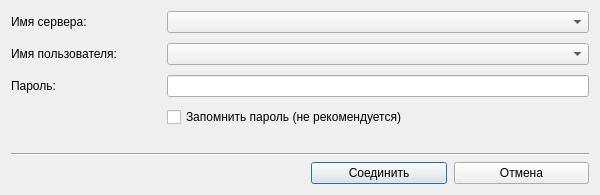
Before: the Qt Designer form desktop/resources/ui/connect_dialog.ui in Lpshkn/shop_database, drawn with Qt 5.
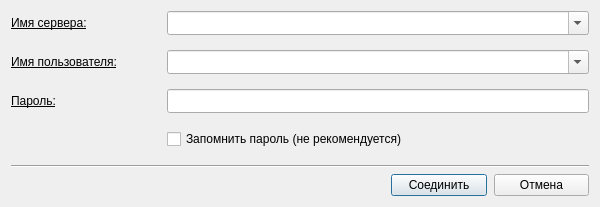
After: the same form once the commit is applied.

Commit message: Update .ui files, set size policy, add shortcut etc

What changed in the file:
```diff
--- a/desktop/resources/ui/connect_dialog.ui
+++ b/desktop/resources/ui/connect_dialog.ui
@@ -10,19 +10,25 @@
     <x>0</x>
     <y>0</y>
     <width>600</width>
-    <height>195</height>
+    <height>207</height>
    </rect>
   </property>
   <property name="sizePolicy">
    <sizepolicy hsizetype="Fixed" vsizetype="Fixed">
-    <horstretch>0</horstretch>
-    <verstretch>0</verstretch>
+    <horstretch>1</horstretch>
+    <verstretch>1</verstretch>
    </sizepolicy>
   </property>
+  <property name="minimumSize">
+   <size>
+    <width>600</width>
+    <height>207</height>
+   </size>
+  </property>
   <property name="maximumSize">
    <size>
     <width>600</width>
-    <height>16777215</height>
+    <height>207</height>
    </size>
   </property>
   <property name="font">
@@ -52,16 +58,14 @@
       <number>50</number>
      </property>
      <property name="verticalSpacing">
-      <number>10</number>
-     </property>
-     <property name="leftMargin">
-      <number>0</number>
+      <number>15</number>
      </property>
      <item row="0" column="0">
       <widget class="QLabel" name="name_server_label">
        <property name="font">
         <font>
          <pointsize>9</pointsize>
+         <underline>true</underline>
         </font>
        </property>
        <property name="text">
@@ -69,20 +73,12 @@
        </property>
       </widget>
      </item>
-     <item row="0" column="1">
-      <widget class="QComboBox" name="name_server_combox">
-       <property name="font">
-        <font>
-         <pointsize>9</pointsize>
-        </font>
-       </property>
-      </widget>
-     </item>
      <item row="1" column="0">
       <widget class="QLabel" name="name_user_label">
        <property name="font">
         <font>
          <pointsize>9</pointsize>
+         <underline>true</underline>
         </font>
        </property>
        <property name="text">
@@ -92,11 +88,26 @@
      </item>
      <item row="1" column="1">
       <widget class="QComboBox" name="name_user_combox">
+       <property name="sizePolicy">
+        <sizepolicy hsizetype="Preferred" vsizetype="Preferred">
+         <horstretch>0</horstretch>
+         <verstretch>0</verstretch>
+        </sizepolicy>
+       </property>
+       <property name="minimumSize">
+        <size>
+         <width>0</width>
+         <height>24</height>
+        </size>
+       </property>
        <property name="font">
         <font>
          <pointsize>9</pointsize>
         </font>
        </property>
+       <property name="editable">
+        <bool>true</bool>
+       </property>
       </widget>
      </item>
      <item row="2" column="0">
@@ -104,6 +115,7 @@
        <property name="font">
         <font>
          <pointsize>9</pointsize>
+         <underline>true</underline>
         </font>
        </property>
        <property name="text">
@@ -113,6 +125,12 @@
      </item>
      <item row="2" column="1">
       <widget class="QLineEdit" name="password_ledit">
+       <property name="minimumSize">
+        <size>
+         <width>0</width>
+         <height>24</height>
+        </size>
+       </property>
        <property name="font">
         <font>
          <pointsize>9</pointsize>
@@ -122,11 +140,41 @@
      </item>
      <item row="3" column="1">
       <widget class="QCheckBox" name="remember_pswd_chebox">
+       <property name="minimumSize">
+        <size>
+         <width>0</width>
+         <height>22</height>
+        </size>
+       </property>
        <property name="text">
         <string>Запомнить пароль (не рекомендуется)</string>
        </property>
       </widget>
      </item>
+     <item row="0" column="1">
+      <widget class="QComboBox" name="name_server_combox">
+       <property name="sizePolicy">
+        <sizepolicy hsizetype="Preferred" vsizetype="Preferred">
+         <horstretch>0</horstretch>
+         <verstretch>0</verstretch>
+        </sizepolicy>
+       </property>
+       <property name="minimumSize">
+        <size>
+         <width>0</width>
+         <height>24</height>
+        </size>
+       </property>
+       <property name="font">
+        <font>
+         <pointsize>9</pointsize>
+        </font>
+       </property>
+       <property name="editable">
+        <bool>true</bool>
+       </property>
+      </widget>
+     </item>
     </layout>
    </item>
    <item>
@@ -145,7 +193,7 @@
       <enum>QLayout::SetDefaultConstraint</enum>
      </property>
      <property name="leftMargin">
-      <number>300</number>
+      <number>380</number>
      </property>
      <item>
       <widget class="QPushButton" name="connect_button">
```
Left out of the diff: 19 changed lines with no effect on the pictures. The commit also changes 1 other file.
